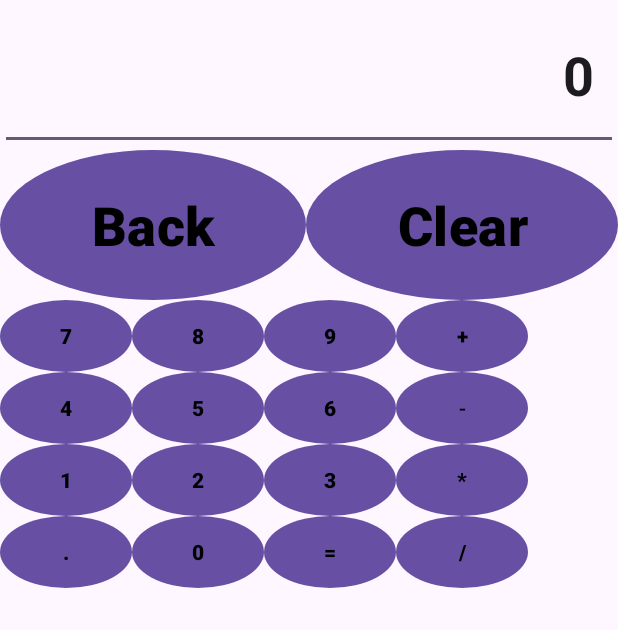
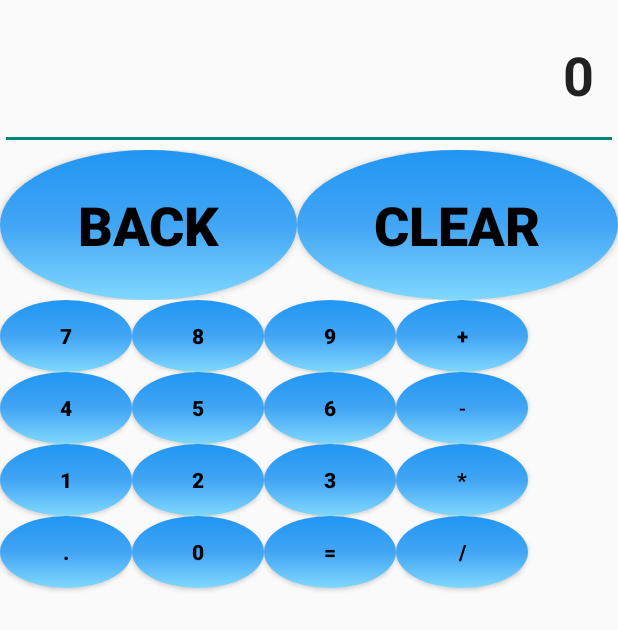
Before and after one commit to A111223013/112AndroidHW, an Android app: the screen it shows after launch (MainActivity), on a phone screen of 412 x 824 dp. Shown: the top 630 px of the screen. Run offline under Robolectric (Android 15) with nearby library versions, the phone set to English and light mode, and no system bars.

Commit message:
20240412

```diff
--- a/Calculator_HW/app/src/main/java/com/example/calculator/MainActivity.java
+++ b/Calculator_HW/app/src/main/java/com/example/calculator/MainActivity.java
@@ -1,6 +1,7 @@
 package com.example.calculator;
 
 import android.os.Bundle;
+import android.os.Debug;
 import android.util.Log;
 import android.util.TypedValue;
 import android.view.View;
--- a/Calculator_HW/app/src/main/res/values-night/themes.xml
+++ b/Calculator_HW/app/src/main/res/values-night/themes.xml
@@ -1,6 +1,6 @@
 <resources xmlns:tools="http://schemas.android.com/tools">
     <!-- Base application theme. -->
-    <style name="Base.Theme.Calculator" parent="Theme.Material3.DayNight.NoActionBar">
+    <style name="Base.Theme.Calculator" parent="Theme.MaterialComponents.DayNight.NoActionBar.Bridge">
         <!-- Customize your dark theme here. -->
         <!-- <item name="colorPrimary">@color/my_dark_primary</item> -->
     </style>
--- a/Calculator_HW/app/src/main/res/values/themes.xml
+++ b/Calculator_HW/app/src/main/res/values/themes.xml
@@ -1,6 +1,6 @@
 <resources xmlns:tools="http://schemas.android.com/tools">
     <!-- Base application theme. -->
-    <style name="Base.Theme.Calculator" parent="Theme.Material3.DayNight.NoActionBar">
+    <style name="Base.Theme.Calculator" parent="Theme.MaterialComponents.DayNight.NoActionBar.Bridge">
         <!-- Customize your light theme here. -->
         <!-- <item name="colorPrimary">@color/my_light_primary</item> -->
     </style>
```
Also changed, not shown: Calculator_HW/app/src/main/res/values/colors.xml (+9 -0 lines).
